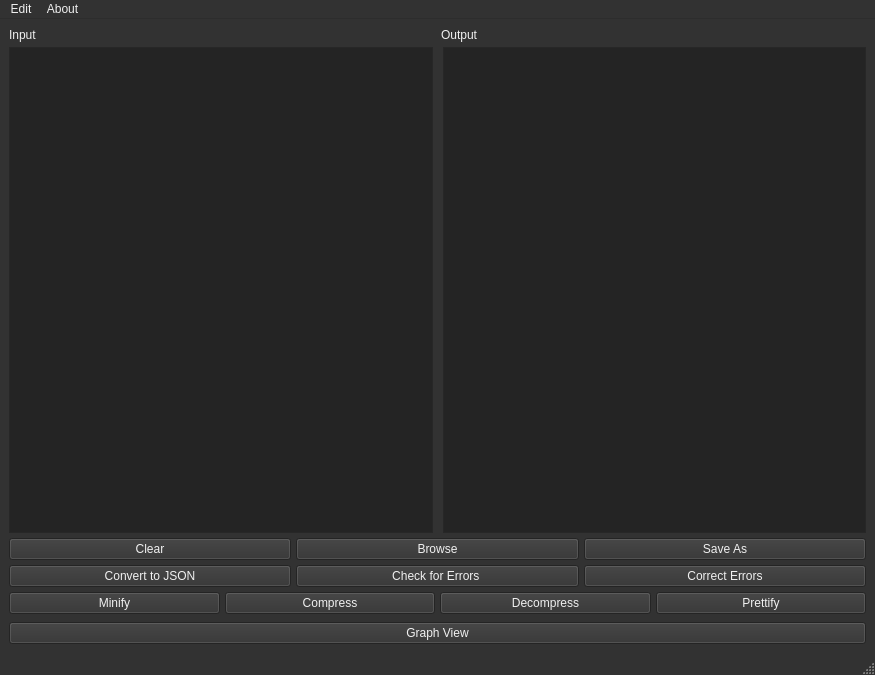
Above: GUI/mainwindow.ui from mariamsamir037/DS-project before the change. Below: the same form after it.
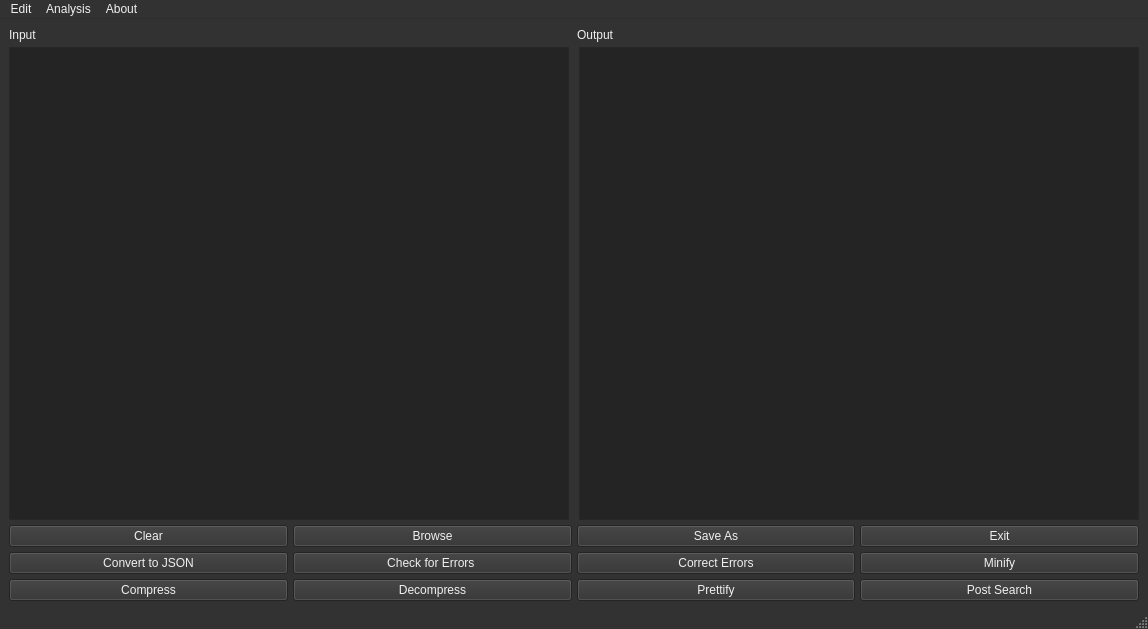
That is the form after the change.

Diff of the .ui file:
```diff
--- a/GUI/mainwindow.ui
+++ b/GUI/mainwindow.ui
@@ -6,8 +6,8 @@
    <rect>
     <x>0</x>
     <y>0</y>
-    <width>875</width>
-    <height>675</height>
+    <width>1148</width>
+    <height>629</height>
    </rect>
   </property>
   <property name="palette">
@@ -456,8 +456,11 @@
    <string>MainWindow</string>
   </property>
   <widget class="QWidget" name="centralwidget">
-   <layout class="QGridLayout" name="gridLayout">
-    <item row="0" column="0">
+   <layout class="QVBoxLayout" name="verticalLayout">
+    <property name="bottomMargin">
+     <number>4</number>
+    </property>
+    <item>
      <layout class="QVBoxLayout" name="verticalLayout_2">
       <property name="spacing">
        <number>5</number>
@@ -2378,6 +2381,13 @@
             </property>
            </widget>
           </item>
+          <item>
+           <widget class="QPushButton" name="pushButton">
+            <property name="text">
+             <string>Exit</string>
+            </property>
+           </widget>
+          </item>
          </layout>
         </item>
         <item>
@@ -2412,19 +2422,6 @@
             </property>
            </widget>
           </item>
-         </layout>
-        </item>
-        <item>
-         <layout class="QHBoxLayout" name="horizontalLayout_7">
-          <property name="spacing">
-           <number>5</number>
-          </property>
-          <property name="topMargin">
-           <number>3</number>
-          </property>
-          <property name="bottomMargin">
-           <number>2</number>
-          </property>
           <item>
            <widget class="QPushButton" name="Minify_btn">
             <property name="palette">
@@ -2883,6 +2880,19 @@
             </property>
            </widget>
           </item>
+         </layout>
+        </item>
+        <item>
+         <layout class="QHBoxLayout" name="horizontalLayout_7">
+          <property name="spacing">
+           <number>5</number>
+          </property>
+          <property name="topMargin">
+           <number>3</number>
+          </property>
+          <property name="bottomMargin">
+           <number>2</number>
+          </property>
           <item>
            <widget class="QPushButton" name="Compress_btn">
             <property name="text">
@@ -2904,19 +2914,19 @@
             </property>
            </widget>
           </item>
+          <item>
+           <widget class="QPushButton" name="Graph_btn">
+            <property name="text">
+             <string>Post Search</string>
+            </property>
+           </widget>
+          </item>
          </layout>
         </item>
        </layout>
       </item>
      </layout>
     </item>
-    <item row="1" column="0">
-     <widget class="QPushButton" name="Graph_btn">
-      <property name="text">
-       <string>Graph View</string>
-      </property>
-     </widget>
-    </item>
    </layout>
   </widget>
   <widget class="QMenuBar" name="menubar">
@@ -2924,7 +2934,7 @@
     <rect>
      <x>0</x>
      <y>0</y>
-     <width>875</width>
+     <width>1148</width>
      <height>22</height>
     </rect>
    </property>
@@ -2953,7 +2963,18 @@
     <addaction name="actionThis_is_a_GUI_made_by_Jumana_Emad"/>
     <addaction name="actionThe_functions_are_made_by_Marina_Milad_Monica_Adel_Mariam_Samir_and_Shaimaa_Rashad"/>
    </widget>
+   <widget class="QMenu" name="menuAnalysis">
+    <property name="title">
+     <string>Analysis</string>
+    </property>
+    <addaction name="actionMost_Followed"/>
+    <addaction name="actionMost_Active"/>
+    <addaction name="actionMutual_Friends"/>
+    <addaction name="actionSuggest_Friends"/>
+    <addaction name="actionPost_Search"/>
+   </widget>
    <addaction name="Edit_menu"/>
+   <addaction name="menuAnalysis"/>
    <addaction name="menuAbout"/>
   </widget>
   <widget class="QStatusBar" name="statusbar"/>
```
Left out of the diff: 25 changed lines with no effect on the pictures.
